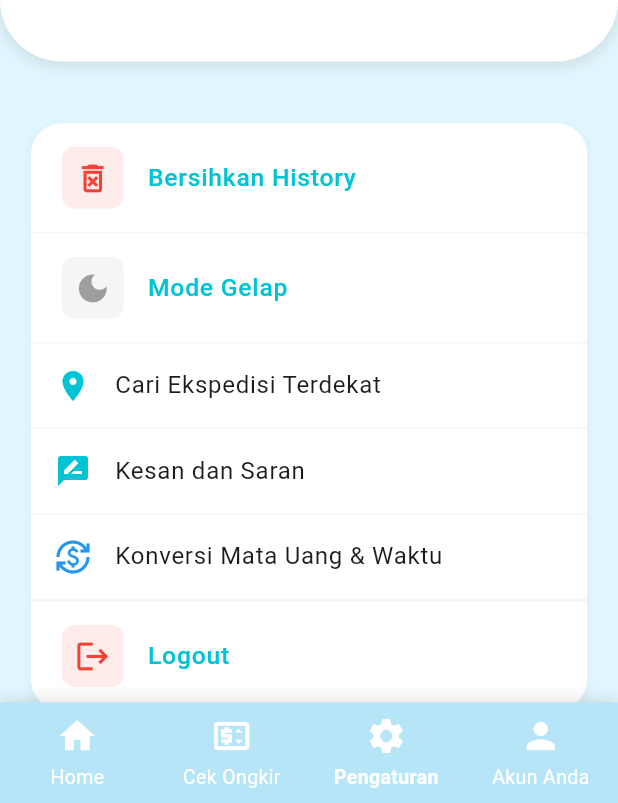
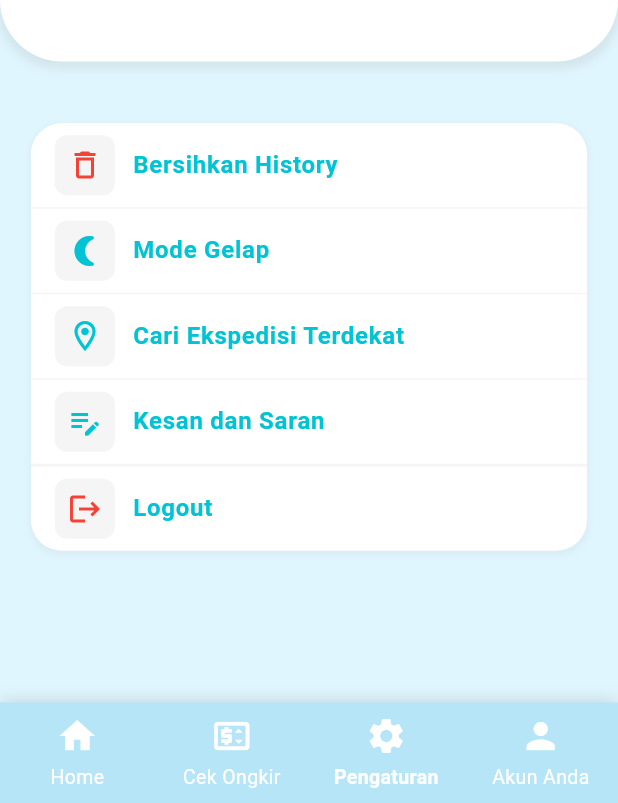
Before and after one commit to NaufalR12/Tugas-akhir-mobile-prak, a Flutter app: the Pengaturan screen opened by its route, on a phone screen of 412 x 824 dp, the part 433-1236 px from its top. Run offline on Flutter 3.47's test engine with Material 3 defaults, Android fonts, the light colour scheme and no system bars; our stand-ins replace accordion, dropdown_search, flutter_map, flutter_svg, geocoding, geolocator and 9 more; missing offline and left inert: bcrypt; accounts and stored records are empty.

Commit message:
selebum lbs

```diff
--- a/lib/pages/pengaturan.dart
+++ b/lib/pages/pengaturan.dart
@@ -91,29 +91,9 @@ class _PengaturanState extends State<Pengaturan> {
                       ),
                     ),
                   ),
-                  child: ListTile(
-                    contentPadding: EdgeInsets.symmetric(
-                        horizontal: width * 0.05, vertical: width * 0.02),
-                    leading: Container(
-                      padding: EdgeInsets.all(width * 0.02),
-                      decoration: BoxDecoration(
-                        color: Colors.red.withOpacity(0.1),
-                        borderRadius: BorderRadius.circular(width * 0.02),
-                      ),
-                      child: Icon(
-                        Icons.delete_forever_outlined,
-                        color: Colors.red,
-                        size: width * 0.06,
-                      ),
-                    ),
-                    title: Text(
-                      'Bersihkan History',
-                      style: GoogleFonts.roboto(
-                        fontSize: width * 0.04,
-                        fontWeight: FontWeight.w500,
-                        color: Theme.of(context).primaryColor,
-                      ),
-                    ),
+                  child: defaultMenuTile(
+                    icon: Icons.delete_outline,
+                    text: 'Bersihkan History',
                     onTap: () {
                       Get.dialog(
                         AlertDialog(
@@ -148,6 +128,7 @@ class _PengaturanState extends State<Pengaturan> {
                         ),
                       );
                     },
+                    iconColor: Colors.red,
                   ),
                 ),
                 Container(
@@ -159,40 +140,11 @@ class _PengaturanState extends State<Pengaturan> {
                       ),
                     ),
                   ),
-                  child: Obx(() => ListTile(
-                        contentPadding: EdgeInsets.symmetric(
-                            horizontal: width * 0.05, vertical: width * 0.02),
-                        leading: Container(
-                          padding: EdgeInsets.all(width * 0.02),
-                          decoration: BoxDecoration(
-                            color: (themeController.isDarkMode
-                                    ? Colors.amber
-                                    : Colors.grey)
-                                .withOpacity(0.1),
-                            borderRadius: BorderRadius.circular(width * 0.02),
-                          ),
-                          child: Icon(
-                            themeController.isDarkMode
-                                ? Icons.light_mode
-                                : Icons.dark_mode,
-                            color: themeController.isDarkMode
-                                ? Colors.amber
-                                : Colors.grey,
-                            size: width * 0.06,
-                          ),
-                        ),
-                        title: Text(
-                          themeController.isDarkMode
-                              ? 'Mode Terang'
-                              : 'Mode Gelap',
-                          style: GoogleFonts.roboto(
-                            fontSize: width * 0.04,
-                            fontWeight: FontWeight.w500,
-                            color: Theme.of(context).primaryColor,
-                          ),
-                        ),
-                        onTap: () => themeController.toggleTheme(),
-                      )),
+                  child: defaultMenuTile(
+                    icon: Icons.nightlight_round,
+                    text: 'Mode Gelap',
+                    onTap: () => themeController.toggleTheme(),
+                  ),
                 ),
                 Container(
                   decoration: BoxDecoration(
@@ -203,10 +155,9 @@ class _PengaturanState extends State<Pengaturan> {
                       ),
                     ),
                   ),
-                  child: ListTile(
-                    leading: Icon(Icons.location_on,
-                        color: Theme.of(context).primaryColor),
-                    title: Text('Cari Ekspedisi Terdekat'),
+                  child: defaultMenuTile(
+                    icon: Icons.location_on_outlined,
+                    text: 'Cari Ekspedisi Terdekat',
                     onTap: () {
                       Get.toNamed('/map');
                     },
@@ -221,10 +172,9 @@ class _PengaturanState extends State<Pengaturan> {
                       ),
                     ),
                   ),
-                  child: ListTile(
-                    leading: Icon(Icons.rate_review,
-                        color: Theme.of(context).primaryColor),
-                    title: Text('Kesan dan Saran'),
+                  child: defaultMenuTile(
+                    icon: Icons.edit_note,
+                    text: 'Kesan dan Saran',
                     onTap: () {
                       Get.to(() => HelpPage());
                     },
@@ -239,46 +189,11 @@ class _PengaturanState extends State<Pengaturan> {
                       ),
                     ),
                   ),
-                  child: ListTile(
-                    leading: Icon(Icons.currency_exchange, color: Colors.blue),
-                    title: Text('Konversi Mata Uang & Waktu'),
-                    onTap: () => Get.to(() => KonversiPage()),
-                  ),
                 ),
                 Container(
-                  decoration: BoxDecoration(
-                    border: Border(
-                      bottom: BorderSide(
-                        color: Colors.grey.withOpacity(0.1),
-                        width: 1,
-                      ),
-                    ),
-                  ),
-                ),
-                Container(
-                  child: ListTile(
-                    contentPadding: EdgeInsets.symmetric(
-                        horizontal: width * 0.05, vertical: width * 0.02),
-                    leading: Container(
-                      padding: EdgeInsets.all(width * 0.02),
-                      decoration: BoxDecoration(
-                        color: Colors.red.withOpacity(0.1),
-                        borderRadius: BorderRadius.circular(width * 0.02),
-                      ),
-                      child: Icon(
-                        Icons.logout,
-                        color: Colors.red,
-                        size: width * 0.06,
-                      ),
-                    ),
-                    title: Text(
-                      'Logout',
-                      style: GoogleFonts.roboto(
-                        fontSize: width * 0.04,
-                        fontWeight: FontWeight.w500,
-                        color: Theme.of(context).primaryColor,
-                      ),
-                    ),
+                  child: defaultMenuTile(
+                    icon: Icons.logout,
+                    text: 'Logout',
                     onTap: () async {
                       Get.dialog(
                         AlertDialog(
@@ -301,6 +216,7 @@ class _PengaturanState extends State<Pengaturan> {
                         ),
                       );
                     },
+                    iconColor: Colors.red,
                   ),
                 ),
               ],
@@ -311,4 +227,21 @@ class _PengaturanState extends State<Pengaturan> {
       bottomNavigationBar: CustomBottomBar(activeIndex: 2),
     );
   }
+
+  Widget defaultMenuTile({required IconData icon, required String text, required VoidCallback onTap, Color? iconColor}) {
+    return ListTile(
+      leading: Container(
+        padding: EdgeInsets.all(8),
+        decoration: BoxDecoration(
+          color: Colors.grey[100],
+          borderRadius: BorderRadius.circular(8),
+        ),
+        child: Icon(icon, color: iconColor ?? Theme.of(context).primaryColor),
+      ),
+      title: Text(text, style: TextStyle(color: Theme.of(context).primaryColor, fontWeight: FontWeight.bold)),
+      onTap: onTap,
+      horizontalTitleGap: 12,
+      minLeadingWidth: 0,
+    );
+  }
 }
--- a/lib/pages/profil_view.dart
+++ b/lib/pages/profil_view.dart
@@ -56,7 +56,7 @@ class _ProfilViewState extends State<ProfilView> {
           IconButton(
             icon: Icon(
               isEditing ? Icons.save : Icons.edit,
-              color: Theme.of(context).primaryColor,
+              color: isEditing ? Colors.green : Colors.blue, // Warna kontras
             ),
             onPressed: () async {
               if (isEditing) {
--- a/lib/pages/riwayat_view.dart
+++ b/lib/pages/riwayat_view.dart
@@ -73,14 +73,25 @@ class _RiwayatViewState extends State<RiwayatView> {
     if (!authController.sudahLogin.value) {
       // Redirect ke halaman login jika belum login
       WidgetsBinding.instance.addPostFrameCallback((_) {
+        if (Get.currentRoute != '/login') {
           Get.offAllNamed('/login');
           Get.snackbar(
             'Akses Ditolak',
             'Silahkan login terlebih dahulu untuk melihat riwayat pelacakan',
             snackPosition: SnackPosition.BOTTOM,
           );
+        }
       });
       return Scaffold(body: Center(child: CircularProgressIndicator()));
+    }
+    // Error handling jika data riwayat null
+    final allRiwayat = riwayatController.daftarRiwayat;
+    if (allRiwayat == null) {
+      return Scaffold(
+        appBar: AppBar(title: Text('Riwayat Pelacakan')),
+        body: Center(
+            child: Text('Data riwayat tidak tersedia. Silakan login ulang.')),
+      );
     }
 
     return Scaffold(
@@ -132,7 +143,6 @@ class _RiwayatViewState extends State<RiwayatView> {
           ),
           Expanded(
             child: Obx(() {
-              final allRiwayat = riwayatController.daftarRiwayat;
               final filteredRiwayat = allRiwayat.where((riwayat) {
                 return riwayat.nomorResi.toLowerCase().contains(_searchText) ||
                     riwayat.kurir.toLowerCase().contains(_searchText);
```
Lines whose indentation alone changed are shown as unchanged.
